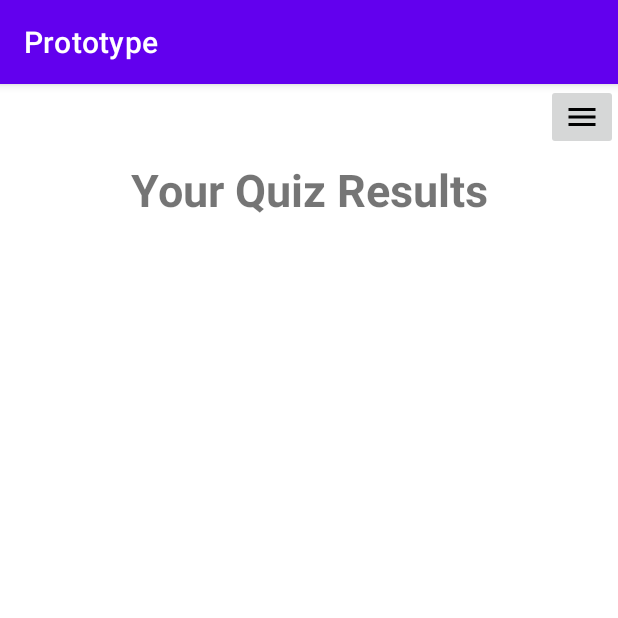
After one commit to TUJesse/AudiobookApplicationPrototype, an Android app: the QuizResultsPage screen opened directly, with no data from a screen before it, on a phone screen of 412 x 824 dp, the top half of it. The commit adds this screen. Run offline under Robolectric (Android 15) with nearby library versions, the phone set to English and light mode, and no system bars; our stand-ins replace Firebase (no records; nobody signed in at launch, a user with empty details on screens opened directly); libraries missing offline, so code that uses them is left out: org.checkerframework.checker.

Commit message:
quiz results are saved to firebase and can be deleted by user.

```diff
--- a/app/src/main/java/com/example/prototype/MainMenu.java
+++ b/app/src/main/java/com/example/prototype/MainMenu.java
@@ -127,7 +127,7 @@ public class MainMenu extends AppCompatActivity {
     }
 
 private void switchQuizzes(){
-        Intent switchActivityIntent = new Intent(this, QuizPage.class);
+        Intent switchActivityIntent = new Intent(this, QuizSelectionPage.class);
         startActivity(switchActivityIntent);
     }
 
--- /dev/null
+++ b/app/src/main/java/com/example/prototype/QuizResultsPage.java
@@ -0,0 +1,54 @@
+package com.example.prototype;
+
+import androidx.appcompat.app.AppCompatActivity;
+import androidx.recyclerview.widget.LinearLayoutManager;
+import androidx.recyclerview.widget.RecyclerView;
+
+import android.os.Bundle;
+import android.widget.ImageButton;
+
+import com.firebase.ui.firestore.FirestoreRecyclerOptions;
+import com.google.firebase.firestore.Query;
+
+public class QuizResultsPage extends AppCompatActivity {
+
+    ImageButton menuBtn;
+    RecyclerView recyclerView;
+    QuizResultsAdapter quizResultsAdapter;
+
+    @Override
+    protected void onCreate(Bundle savedInstanceState) {
+        super.onCreate(savedInstanceState);
+        setContentView(R.layout.activity_quiz_results_page);
+
+        menuBtn = (ImageButton)this.findViewById(R.id.menuButton);
+        recyclerView = (RecyclerView)this.findViewById(R.id.recycler_view);
+
+        setRecyclerView();
+    }
+    private void setRecyclerView(){
+        Query query = Utility.getCollectionReferenceForQuizResults().orderBy("timestamp", Query.Direction.DESCENDING);
+        FirestoreRecyclerOptions<QuizResults> options = new FirestoreRecyclerOptions.Builder<QuizResults>().setQuery(query,QuizResults.class).build();
+        recyclerView.setLayoutManager(new LinearLayoutManager(this));
+        quizResultsAdapter = new QuizResultsAdapter(options,this);
+        recyclerView.setAdapter(quizResultsAdapter);
+    }
+
+    @Override
+    protected void onStart(){
+        super.onStart();
+        quizResultsAdapter.startListening();
+    }
+
+    @Override
+    protected void onStop(){
+        super.onStop();
+        quizResultsAdapter.stopListening();
+    }
+
+    @Override
+    protected void onResume(){
+        super.onResume();
+        quizResultsAdapter.notifyDataSetChanged();
+    }
+}
--- a/app/src/main/java/com/example/prototype/UserProfile.java
+++ b/app/src/main/java/com/example/prototype/UserProfile.java
@@ -46,7 +46,7 @@ public class UserProfile extends AppCompatActivity {
         quizResultsPageBtn.setOnClickListener(new View.OnClickListener() {
             @Override
             public void onClick(View view) {
-
+                switchToQuizResults();
             }
         });
     }
@@ -59,7 +59,8 @@ public class UserProfile extends AppCompatActivity {
 
     }
     private void switchToQuizResults(){
-
+        Intent switchActivityIntent = new Intent(this, QuizResultsPage.class);
+        startActivity(switchActivityIntent);
     }
 
     private void displayEmail(){
--- a/app/src/main/java/com/example/prototype/Utility.java
+++ b/app/src/main/java/com/example/prototype/Utility.java
@@ -22,6 +22,11 @@ public class Utility {
        return FirebaseFirestore.getInstance().collection("bookmarks").document(currentUser.getUid()).collection("my_bookmarks");
     }
 
+    static CollectionReference getCollectionReferenceForQuizResults(){
+        FirebaseUser currentUser = FirebaseAuth.getInstance().getCurrentUser();
+        return FirebaseFirestore.getInstance().collection("quizResults").document(currentUser.getUid()).collection("my_quizResults");
+    }
+
     static String timestampToString(Timestamp timestamp){
        return new SimpleDateFormat("MM/dd/yyyy").format(timestamp.toDate());
     }
--- a/app/src/main/res/layout/activity_princess_rose_and_the_golden_bird_quiz.xml
+++ b/app/src/main/res/layout/activity_quiz.xml
@@ -6,7 +6,7 @@
     android:layout_height="match_parent"
     android:background="@color/teal_200"
     android:padding="24dp"
-    tools:context=".PrincessRoseAndTheGoldenBirdQuiz">
+    tools:context=".Quiz">
 
     <TextView
         android:layout_width="wrap_content"
--- /dev/null
+++ b/app/src/main/res/layout/activity_quiz_results_page.xml
@@ -0,0 +1,38 @@
+<?xml version="1.0" encoding="utf-8"?>
+<RelativeLayout xmlns:android="http://schemas.android.com/apk/res/android"
+    xmlns:app="http://schemas.android.com/apk/res-auto"
+    xmlns:tools="http://schemas.android.com/tools"
+    android:layout_width="match_parent"
+    android:layout_height="match_parent"
+    tools:context=".QuizResultsPage">
+
+    <TextView
+        android:id="@+id/quizResultsTitle"
+        android:layout_width="match_parent"
+        android:layout_height="wrap_content"
+        android:layout_marginStart="50dp"
+        android:layout_marginTop="50dp"
+        android:layout_marginEnd="50dp"
+        android:layout_marginBottom="50dp"
+        android:gravity="center"
+        android:text="Your Quiz Results"
+        android:textSize="30sp"
+        android:textStyle="bold" />
+
+    <ImageButton
+        android:id="@+id/menuButton"
+        android:layout_width="wrap_content"
+        android:layout_height="wrap_content"
+        android:layout_alignParentRight="true"
+        app:srcCompat="@drawable/ic_baseline_menu_24" />
+
+    <androidx.recyclerview.widget.RecyclerView
+        android:layout_width="match_parent"
+        android:layout_height="match_parent"
+        android:id="@+id/recycler_view"
+        android:layout_below="@+id/quizResultsTitle">
+
+
+    </androidx.recyclerview.widget.RecyclerView>
+
+</RelativeLayout>
--- a/app/src/main/res/layout/activity_quiz_page.xml
+++ b/app/src/main/res/layout/activity_quiz_selection_page.xml
@@ -5,7 +5,7 @@
     android:layout_width="match_parent"
     android:layout_height="match_parent"
     android:background="@color/teal_200"
-    tools:context=".QuizPage">
+    tools:context=".QuizSelectionPage">
 
     <TextView
         android:layout_width="wrap_content"
--- /dev/null
+++ b/app/src/main/res/menu/popup_menu_quiz_results.xml
@@ -0,0 +1,13 @@
+<?xml version="1.0" encoding="utf-8"?>
+<menu xmlns:android="http://schemas.android.com/apk/res/android">
+
+    <item
+    android:title="Delete Quiz Result"
+    android:id="@+id/deleteQuiz">
+</item>
+<item
+android:title="Retake Quiz"
+android:id="@+id/retakeQuiz">
+</item>
+
+</menu>
```
Also changed, not shown: app/src/main/AndroidManifest.xml (+9 -2 lines), app/src/main/java/com/example/prototype/Quiz.java (renamed from app/src/main/java/com/example/prototype/PrincessRoseAndTheGoldenBirdQuiz.java, +44 -4 lines), app/src/main/java/com/example/prototype/QuizResults.java (added, +36 -0 lines), app/src/main/java/com/example/prototype/QuizResultsAdapter.java (added, +111 -0 lines), app/src/main/java/com/example/prototype/QuizSelectionPage.java (renamed from app/src/main/java/com/example/prototype/QuizPage.java, +5 -5 lines), app/src/main/res/layout/recycler_quiz_result_item.xml (added, +38 -0 lines).
